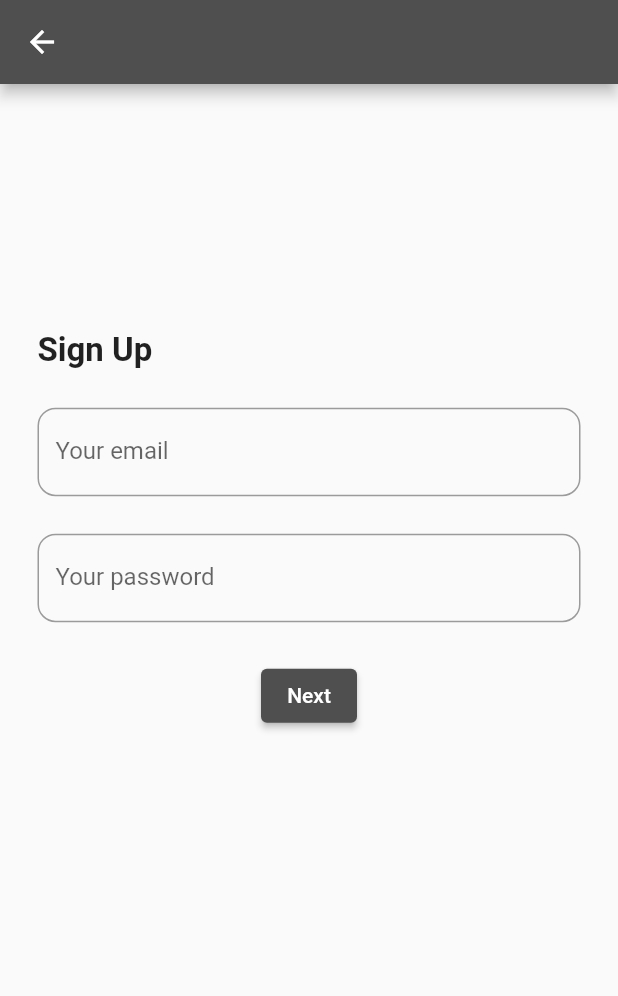
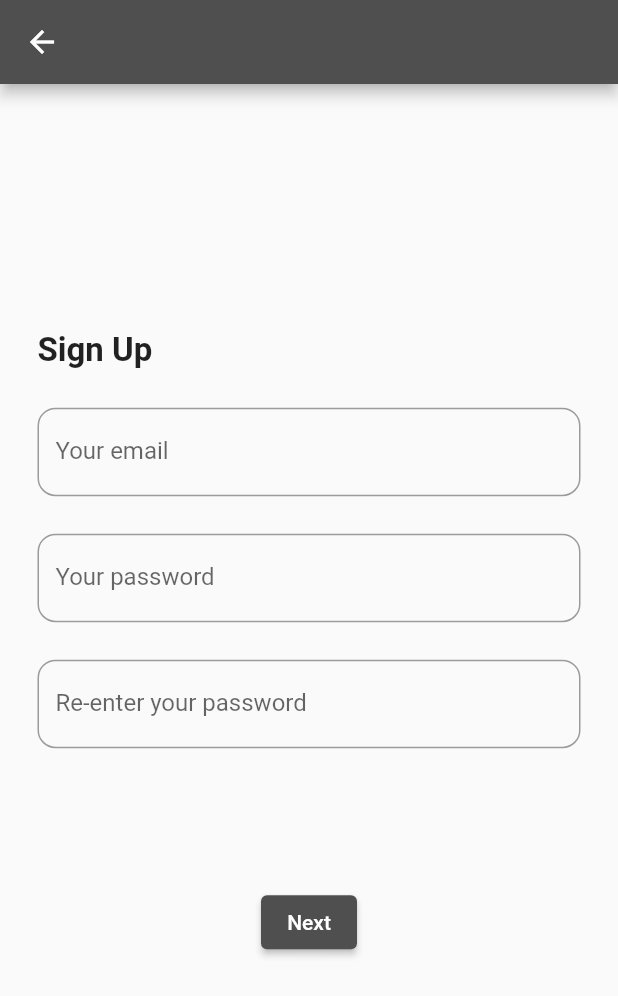
Before and after one commit to rosiebabbra/catalyst, a Flutter app: the SignupScreen screen opened by its route, on a phone screen of 412 x 824 dp. Shown: the top 996 px of the screen. Run offline on Flutter 3.47's test engine with Material 2 defaults, Android fonts, the phone set to English and light mode, and no system bars; our stand-ins replace cloud_firestore, equatable, firebase_auth, firebase_core, firebase_storage, google_fonts and 6 more; missing offline and left inert: multiple_search_selection, swipable_stack; accounts and stored records are empty; generated files the repository leaves out were written again; network calls fail.

Commit message:
Updating onboarding flow

```diff
--- a/frontend/lib/onboarding/ethnicity_identification_screen.dart
+++ b/frontend/lib/onboarding/ethnicity_identification_screen.dart
@@ -250,7 +250,7 @@ class _EthnicityIDEntryScreenState extends State<EthnicityIDEntryScreen> {
                             onPressed: () {
                               sendData();
                               Navigator.pushNamed(
-                                  context, '/onboarding-interests');
+                                  context, '/location-disclaimer');
                             },
                           ),
                         ),
--- a/frontend/lib/onboarding/generating_matches_screen.dart
+++ b/frontend/lib/onboarding/generating_matches_screen.dart
@@ -11,7 +11,7 @@ class _GeneratingMatchesScreenState extends State<GeneratingMatchesScreen> {
   void initState() {
     super.initState();
     new Future.delayed(const Duration(seconds: 1),
-        () => Navigator.pushNamed(context, '/matches'));
+        () => Navigator.pushNamed(context, '/hobbies'));
   }
 
   @override
@@ -28,7 +28,7 @@ class _GeneratingMatchesScreenState extends State<GeneratingMatchesScreen> {
             style: TextStyle(fontSize: 28),
           ),
           const Text(
-            'Generating matches...',
+            'Generating hobbies...',
             style: TextStyle(fontSize: 28),
           ),
           const SizedBox(height: 25),
--- a/frontend/lib/onboarding/signup_screen.dart
+++ b/frontend/lib/onboarding/signup_screen.dart
@@ -3,13 +3,24 @@ import 'package:flutter/material.dart';
 
 import '../home/home_screen.dart';
 
-class SignupScreen extends StatelessWidget {
+class SignupScreen extends StatefulWidget {
   SignupScreen({
     Key? key,
   }) : super(key: key);
 
+  @override
+  State<SignupScreen> createState() => _SignupScreenState();
+}
+
+class _SignupScreenState extends State<SignupScreen> {
+  var unMatchingPasswordsErrorMsg = '';
+  var passwordFormatErrorMsg = '';
+
   TextEditingController emailController = TextEditingController();
+
   TextEditingController passwordController = TextEditingController();
+
+  TextEditingController passwordReEntryController = TextEditingController();
 
   @override
   Widget build(BuildContext context) {
@@ -33,11 +44,7 @@ class SignupScreen extends StatelessWidget {
                 decoration: const InputDecoration(
                     labelText: 'Your email',
                     border: OutlineInputBorder(
-                      borderRadius: BorderRadius.all(Radius.circular(12))),
-                  hintText: 'Your email',
-                  // suffixIcon:
-                  //     Container(height: 5, width: 5, color: Colors.pink)
-                ),
+                        borderRadius: BorderRadius.all(Radius.circular(12)))),
               ),
               const SizedBox(height: 25),
               TextField(
@@ -47,21 +54,59 @@ class SignupScreen extends StatelessWidget {
                   labelText: 'Your password',
                   border: OutlineInputBorder(
                       borderRadius: BorderRadius.all(Radius.circular(12))),
-                  hintText: 'Your password',
-                  // suffixIcon:
-                  //     Container(height: 5, width: 5, color: Colors.pink)
+                ),
+              ),
+              const SizedBox(height: 25),
+              TextField(
+                controller: passwordReEntryController,
+                obscureText: true,
+                decoration: const InputDecoration(
+                  labelText: 'Re-enter your password',
+                  border: OutlineInputBorder(
+                      borderRadius: BorderRadius.all(Radius.circular(12))),
+                ),
+              ),
+              const SizedBox(height: 25),
+              Align(
+                alignment: Alignment.centerLeft,
+                child: Text(
+                  passwordFormatErrorMsg,
+                  style: const TextStyle(color: Colors.red),
+                ),
+              ),
+              const SizedBox(height: 10),
+              Align(
+                alignment: Alignment.centerLeft,
+                child: Text(
+                  unMatchingPasswordsErrorMsg,
+                  style: const TextStyle(color: Colors.red),
                 ),
               ),
               const SizedBox(height: 25),
               ElevatedButton(
                   onPressed: () {
+                    if (passwordController.text.length <= 8) {
+                      setState(() {
+                        passwordFormatErrorMsg =
+                            'Your password must be at least 8 characters';
+                      });
+                    }
+
+                    if (passwordReEntryController.text ==
+                        passwordController.text) {
                       FirebaseAuth.instance.createUserWithEmailAndPassword(
                         email: emailController.text,
                         password: passwordController.text,
                       );
-                    Navigator.pushNamed(context, '/hobbies');
+                      Navigator.pushNamed(context, '/onboarding-name');
+                    } else {
+                      setState(() {
+                        unMatchingPasswordsErrorMsg =
+                            "The passwords entered do not match!";
+                      });
+                    }
                   },
-                  child: Text('Next'))
+                  child: const Text('Next'))
             ],
           ),
         ));
```
Also changed, not shown: frontend/lib/onboarding/dob_screen.dart (+9 -4 lines), frontend/lib/onboarding/location_disclaimer_screen.dart (+6 -7 lines), frontend/lib/onboarding/name_screen.dart (+11 -10 lines), frontend/lib/onboarding/phone_number_screen.dart (+1 -16 lines). Lines whose indentation alone changed are shown as unchanged.
